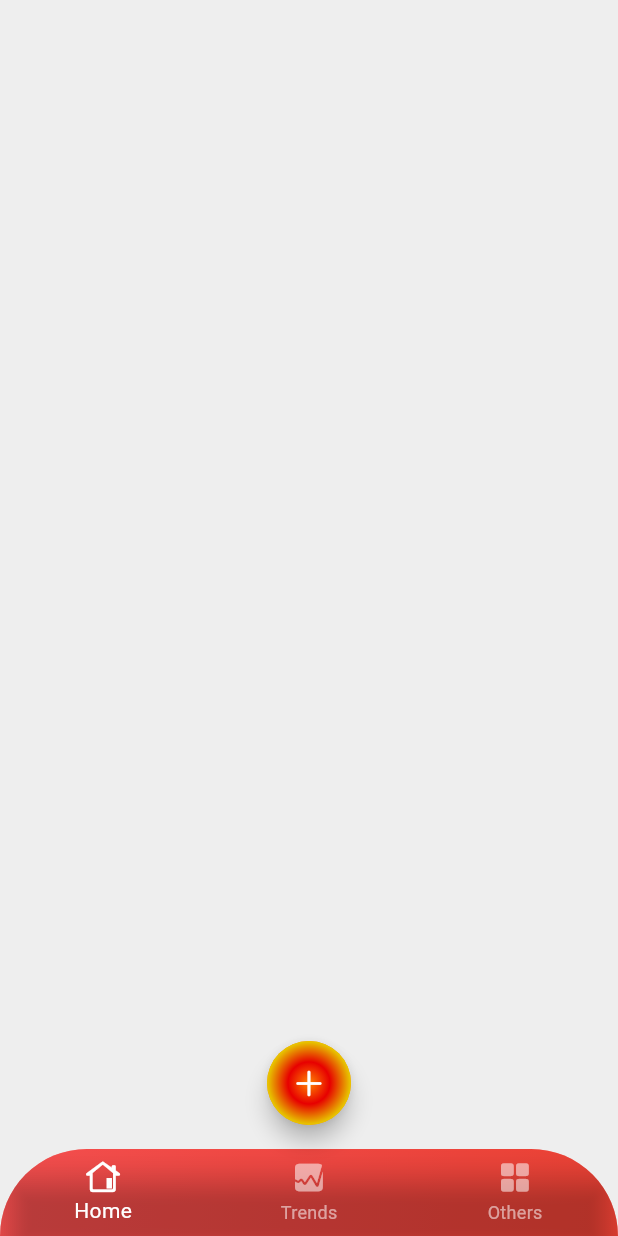
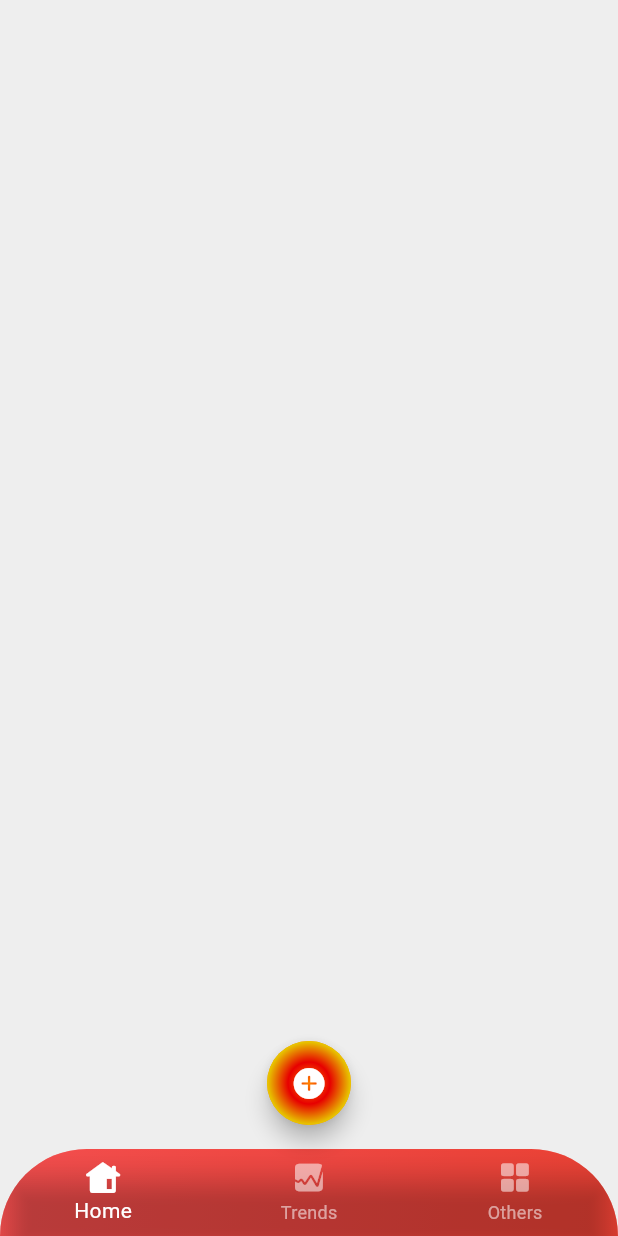
Before and after one commit to donyelqt/pera-pinoy, a Flutter app: the screen it shows after launch, on a phone screen of 412 x 824 dp. Run offline on Flutter 3.47's test engine with Material 3 defaults, Android fonts, the light colour scheme and no system bars.

Commit message:
"Updated icons in HomeScreen: changed 'house_alt' to 'house_alt_fill' and 'add' to 'add_circled_solid'."

```diff
--- a/lib/screens/home/views/home_screen.dart
+++ b/lib/screens/home/views/home_screen.dart
@@ -33,7 +33,7 @@ class HomeScreen extends StatelessWidget {
             unselectedItemColor: Colors.white54,
             items: const [
               BottomNavigationBarItem(
-                  icon: Icon(CupertinoIcons.house_alt), label: 'Home'),
+                  icon: Icon(CupertinoIcons.house_alt_fill), label: 'Home'),
               BottomNavigationBarItem(
                   icon: Icon(CupertinoIcons.graph_square_fill), label: 'Trends'),
               BottomNavigationBarItem(
@@ -62,7 +62,7 @@ class HomeScreen extends StatelessWidget {
             ),
           ),
           child: const Icon(
-            CupertinoIcons.add,
+            CupertinoIcons.add_circled_solid,
           ),
         ),
       ),
```
